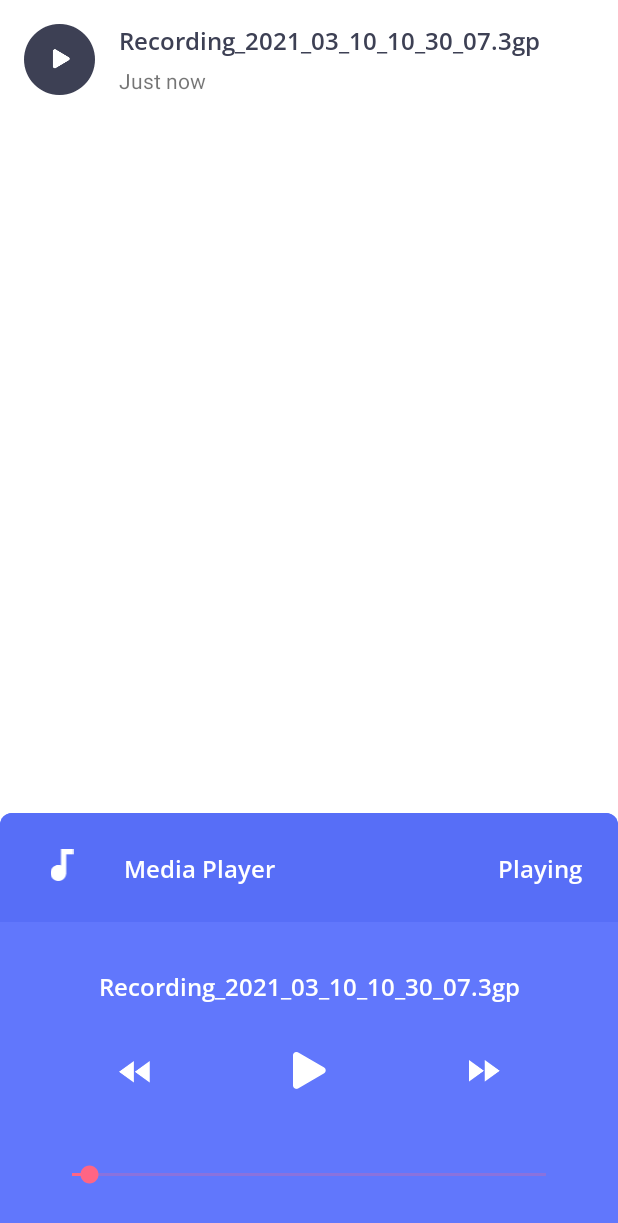
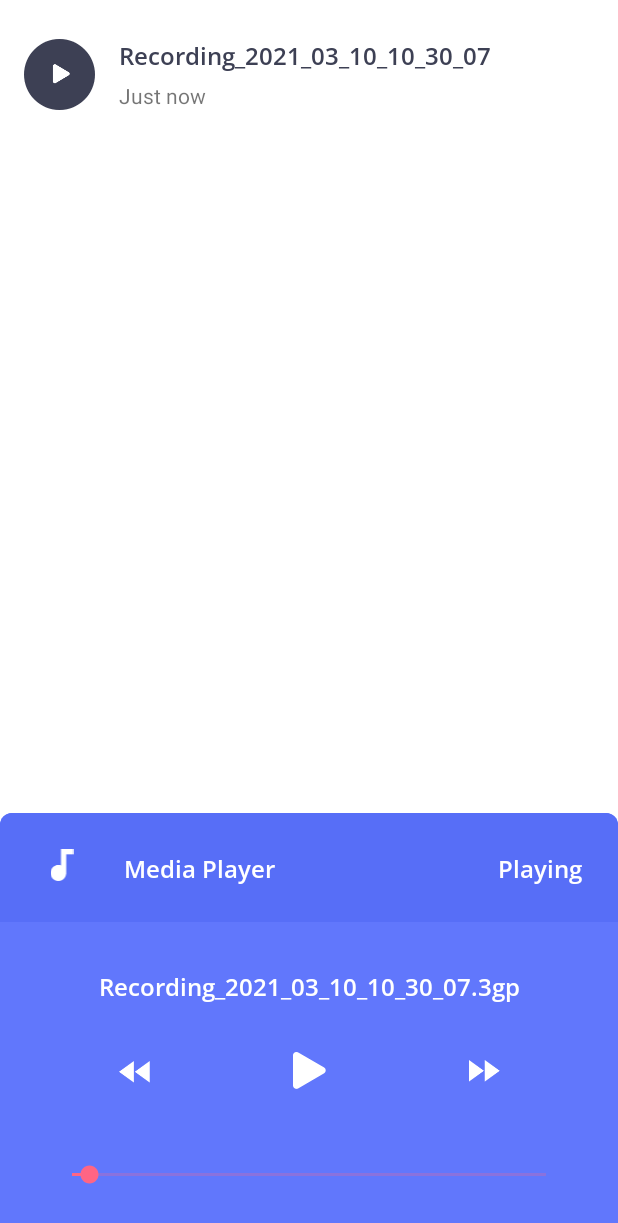
Before and after one commit to AnshPhirani/AudioRecorder, an Android app: the AudioListFragment screen opened through its navigation route, after a tap on an icon or button, on a phone screen of 412 x 824 dp. Shown: the top 1223 px of the screen. Run offline under Robolectric (Android 15) with nearby library versions, the phone set to English and light mode, and no system bars; 1 other tap on this screen came first.

Commit message:
Added some Screenshot

```diff
--- a/app/src/main/java/com/example/audiorecorder/AudioListAdapter.java
+++ b/app/src/main/java/com/example/audiorecorder/AudioListAdapter.java
@@ -33,7 +33,8 @@ public class AudioListAdapter extends RecyclerView.Adapter<AudioListAdapter.Audi
 
     @Override
     public void onBindViewHolder(@NonNull AudioViewHolder holder, int position) {
-        holder.listTitle.setText(allFiles[position].getName());
+        String title = allFiles[position].getName().replaceAll(".3gp", "");
+        holder.listTitle.setText(title);
         holder.listDate.setText(timeAgo.getTimeAgo(allFiles[position].lastModified()));
     }
 
--- a/app/src/main/res/layout/fragment_audio_list.xml
+++ b/app/src/main/res/layout/fragment_audio_list.xml
@@ -9,7 +9,8 @@
     <androidx.recyclerview.widget.RecyclerView
         android:id="@+id/audio_list_view"
         android:layout_width="match_parent"
-        android:layout_height="match_parent" />
+        android:layout_height="match_parent"
+        android:paddingTop="10dp" />
 
     <include layout="@layout/player_sheet" />
 
--- a/app/src/main/res/layout/single_list_item.xml
+++ b/app/src/main/res/layout/single_list_item.xml
@@ -3,7 +3,8 @@
     xmlns:app="http://schemas.android.com/apk/res-auto"
     xmlns:tools="http://schemas.android.com/tools"
     android:layout_width="match_parent"
-    android:layout_height="wrap_content">
+    android:layout_height="wrap_content"
+    android:layout_marginRight="10dp">
 
     <ImageView
         android:id="@+id/list_image_view"
```
Also changed, not shown: 3 other files.
